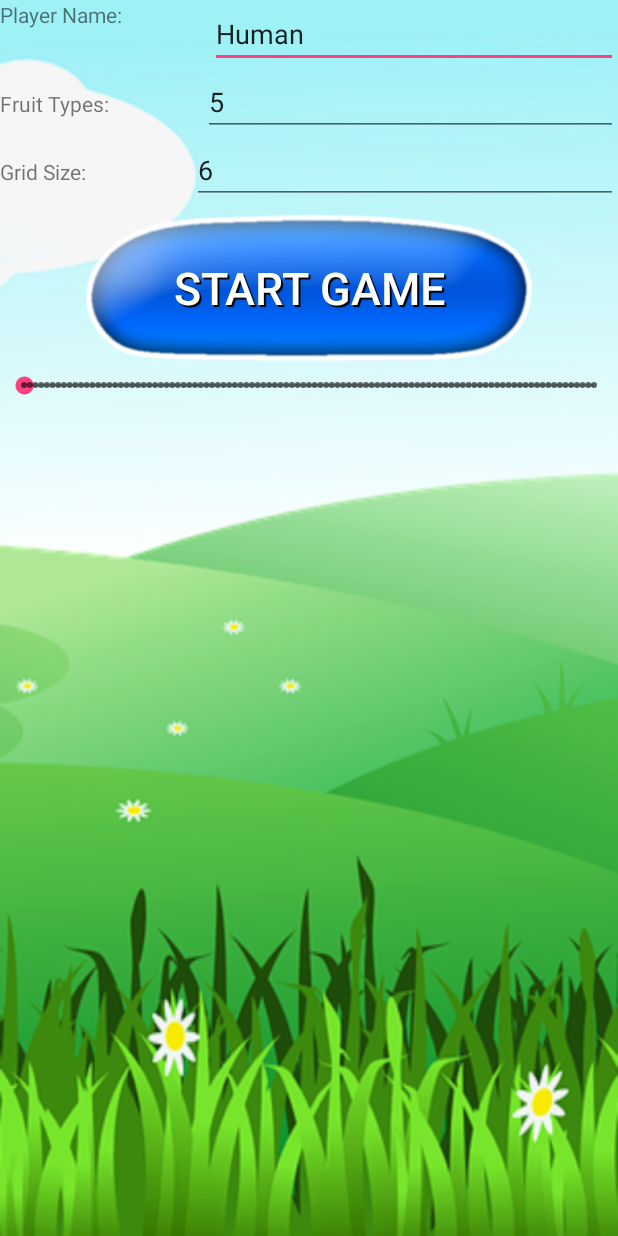
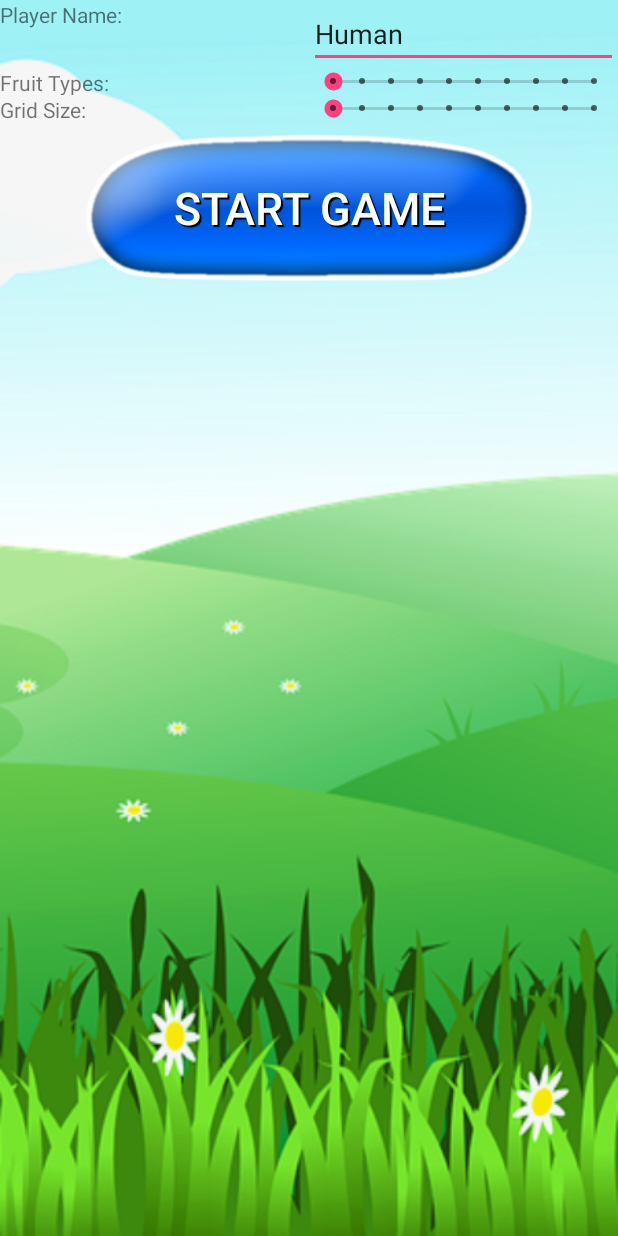
Before and after one commit to RohitSahasrabuddhe/MinMaxAgent, an Android app: the SettingsActivity screen opened directly, with no data from a screen before it, on a phone screen of 412 x 824 dp. Run offline under Robolectric (Android 15) with nearby library versions, the phone set to English and light mode, and no system bars.

Commit message:
SeekBar working

```diff
--- a/app/src/main/java/com/example/android/minmaxagent/GameActivity.java
+++ b/app/src/main/java/com/example/android/minmaxagent/GameActivity.java
@@ -12,6 +12,7 @@ import android.view.ViewGroup;
 import android.widget.GridLayout;
 import android.widget.ImageView;
 import android.widget.TextView;
+import android.widget.Toast;
 
 import com.example.android.minmaxagent.fruit.FruitGame;
 import com.example.android.minmaxagent.fruit.FruitNode;
@@ -146,6 +147,7 @@ public class GameActivity extends AppCompatActivity {
 
             if(!TextUtils.isEmpty(boardSize))
                 BOARD_SIZE = Integer.parseInt(boardSize);
+
         }
 
 
--- a/app/src/main/java/com/example/android/minmaxagent/SettingsActivity.java
+++ b/app/src/main/java/com/example/android/minmaxagent/SettingsActivity.java
@@ -13,57 +13,69 @@ public class SettingsActivity extends AppCompatActivity {
 
     // TODO (7) Persistent preferences - next new game has these default settings
 
-    EditText valuePlayerName, valueFruitTypes, valueGridSize;
-    SeekBar valueSeekBar;
-    private int seekBarValueInt;
+    EditText valuePlayerName;
+    SeekBar valueFruitTypes, valueGridSize;
+    private int fruitTypeProgress, gridSizeProgress;
+
     @Override
     protected void onCreate(Bundle savedInstanceState) {
         super.onCreate(savedInstanceState);
         setContentView(R.layout.activity_settings);
 
-        valueSeekBar = findViewById(R.id.inputSeekBar);
+        valuePlayerName = findViewById(R.id.valueUserName);
 
-        valueSeekBar.setProgress(0);
+        valueFruitTypes = findViewById(R.id.valueFruitType);
+        valueFruitTypes.setProgress(0);
+        valueFruitTypes.setMax(9);
 
-        SeekBar.OnSeekBarChangeListener customSeekBarListener = new SeekBar.OnSeekBarChangeListener() {
-            int progressChangedValue = 0;
+        valueFruitTypes.setOnSeekBarChangeListener(new SeekBar.OnSeekBarChangeListener() {
+            @Override
+            public void onProgressChanged(SeekBar seekBar, int progressValue, boolean b) {
+                fruitTypeProgress = progressValue;
+            }
 
-            public void onProgressChanged(SeekBar seekBar, int progress, boolean fromUser) {
-                progressChangedValue = progress;
-
+            @Override
+            public void onStartTrackingTouch(SeekBar seekBar) {
 
             }
 
-            public void onStartTrackingTouch(SeekBar seekBar) {
-                // TODO Auto-generated method stub
+            @Override
+            public void onStopTrackingTouch(SeekBar seekBar) {
+
+            }
+        });
+
+        valueGridSize = findViewById(R.id.valueGridSize);
+        valueGridSize.setProgress(0);
+        valueGridSize.setMax(9);
+
+        valueGridSize.setOnSeekBarChangeListener(new SeekBar.OnSeekBarChangeListener() {
+            @Override
+            public void onProgressChanged(SeekBar seekBar, int progressValue, boolean b) {
+                gridSizeProgress = progressValue;
             }
 
+            @Override
+            public void onStartTrackingTouch(SeekBar seekBar) {
+
+            }
+
+            @Override
             public void onStopTrackingTouch(SeekBar seekBar) {
-                Toast.makeText(getApplicationContext() ,  "Seek bar progress is :" + progressChangedValue,
-                        Toast.LENGTH_SHORT).show();
+
             }
-        };
-
-        valueSeekBar.setOnSeekBarChangeListener(customSeekBarListener);
+        });
 
         Button startActivityButton = findViewById(R.id.startActivityButton);
         startActivityButton.setOnClickListener(new View.OnClickListener() {
             @Override
             public void onClick(View view) {
 
-                valuePlayerName = findViewById(R.id.valueUserName);
-                valueFruitTypes = findViewById(R.id.valueFruitType);
-                valueGridSize = findViewById(R.id.valueGridSize);
-
-
-
-
-
                 Intent intent = new Intent(getApplicationContext() , GameActivity.class);
 
                 intent.putExtra("valuePlayerName" , valuePlayerName.getText().toString());
-                intent.putExtra("valueFruitTypes" , valueFruitTypes.getText().toString());
-                intent.putExtra("valueGridSize" , valueGridSize.getText().toString());
+                intent.putExtra("valueFruitTypes" , ""+fruitTypeProgress);
+                intent.putExtra("valueGridSize" , ""+gridSizeProgress);
 
                 startActivity(intent);
             }
--- a/app/src/main/res/layout/activity_settings.xml
+++ b/app/src/main/res/layout/activity_settings.xml
@@ -17,14 +17,14 @@
 
         <TextView
             android:id="@+id/userName"
-            android:layout_width="wrap_content"
+            android:layout_width="0dp"
             android:layout_height="match_parent"
             android:layout_weight="1"
             android:text="Player Name:" />
 
         <EditText
             android:id="@+id/valueUserName"
-            android:layout_width="wrap_content"
+            android:layout_width="0dp"
             android:layout_height="match_parent"
             android:layout_weight="1"
             android:ems="10"
@@ -39,19 +39,18 @@
 
         <TextView
             android:id="@+id/fruitType"
-            android:layout_width="wrap_content"
-            android:layout_height="wrap_content"
+            android:layout_width="0dp"
+            android:layout_height="match_parent"
             android:layout_weight="1"
             android:text="Fruit Types:" />
 
-        <EditText
+        <SeekBar
             android:id="@+id/valueFruitType"
-            android:layout_width="wrap_content"
+            style="@style/Widget.AppCompat.SeekBar.Discrete"
+            android:layout_width="0dp"
             android:layout_height="wrap_content"
             android:layout_weight="1"
-            android:ems="10"
-            android:inputType="number"
-            android:text="5" />
+            />
     </LinearLayout>
 
     <LinearLayout
@@ -61,19 +60,18 @@
 
         <TextView
             android:id="@+id/gridSize"
-            android:layout_width="wrap_content"
+            android:layout_width="0dp"
             android:layout_height="wrap_content"
             android:layout_weight="1"
             android:text="Grid Size:" />
 
-        <EditText
+        <SeekBar
             android:id="@+id/valueGridSize"
-            android:layout_width="wrap_content"
+            style="@style/Widget.AppCompat.SeekBar.Discrete"
+            android:layout_width="0dp"
             android:layout_height="wrap_content"
             android:layout_weight="1"
-            android:ems="10"
-            android:inputType="number"
-            android:text="6" />
+            />
     </LinearLayout>
 
     <FrameLayout
@@ -89,11 +87,4 @@
             tools:layout_editor_absoluteY="162dp" />
     </FrameLayout>
 
-
-    <SeekBar
-        android:id="@+id/inputSeekBar"
-        style="@style/Widget.AppCompat.SeekBar.Discrete"
-        android:layout_width="match_parent"
-        android:layout_height="wrap_content"
-        />
 </LinearLayout>
```
